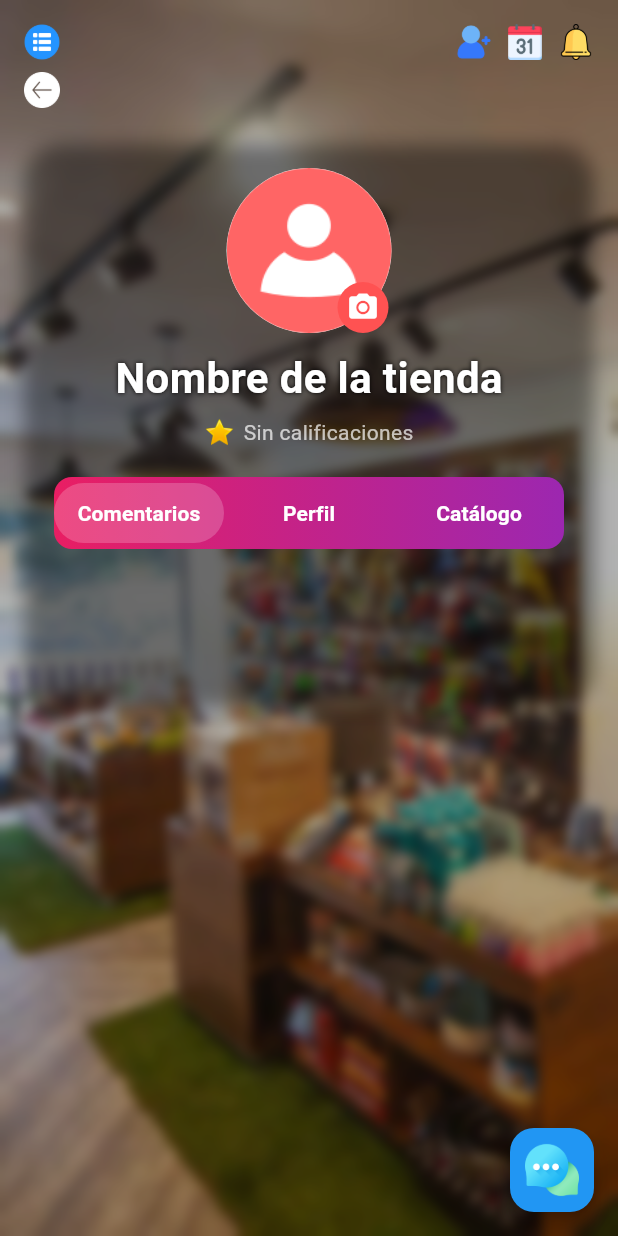
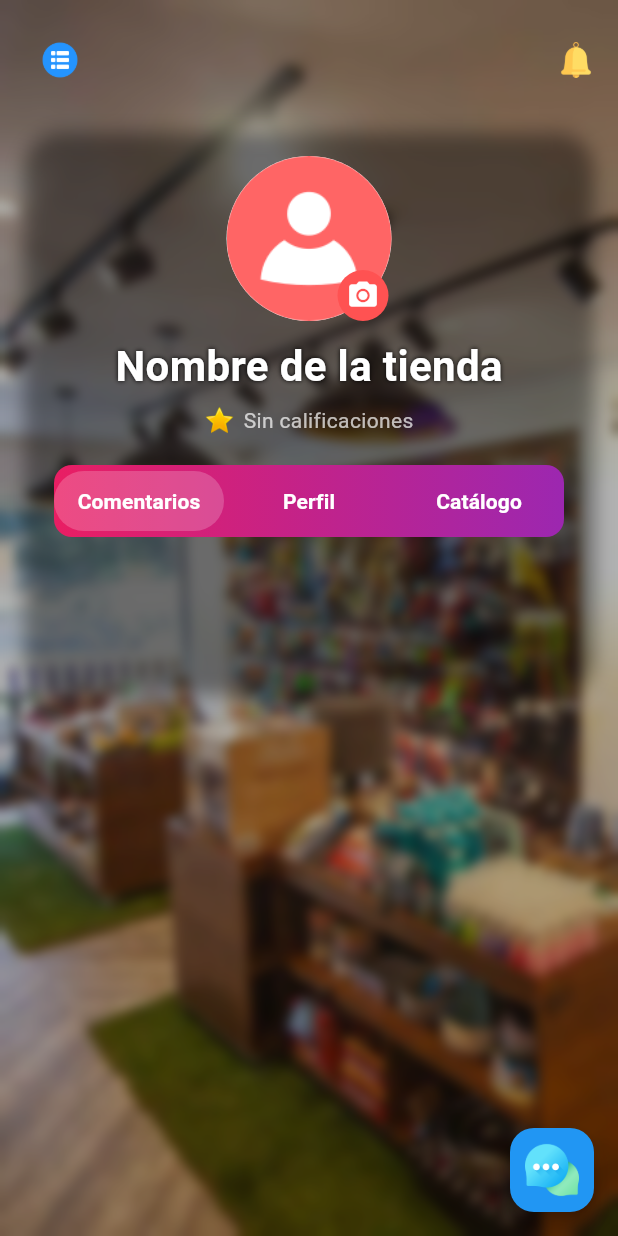
Before and after one commit to angelarome/App_Huellitas, a Flutter app: the PerfilTiendaScreen screen opened directly with empty values, after a tap on "Comentarios", on a phone screen of 412 x 824 dp. Run offline on Flutter 3.47's test engine with Material 3 defaults, Android fonts, the phone set to English and light mode, and no system bars; our stand-ins replace cloud_firestore, dropdown_button2, file_picker, firebase_core, firebase_messaging, flutter_map and 3 more; accounts and stored records are empty; network calls fail; project files that could hold a hidden picture were left out.

Commit message:
version organizada y completa

```diff
--- a/lib/screens/mitienda2.dart
+++ b/lib/screens/mitienda2.dart
@@ -15,6 +15,7 @@
 import 'calendariopedidostienda.dart';
 import 'calendarioreservasTienda.dart';
 import 'iniciarsesion.dart';
+import 'barralateraltienda.dart';
 
 class PerfilTiendaScreen extends StatefulWidget {
   final int idtienda;
@@ -36,6 +37,13 @@
   Uint8List? _webImagen; // para web
   String? _imagenBase64; // imagen lista para enviar al backend
   bool _yaDioLike = false;
+
+  bool _menuAbierto = false;
+  void _toggleMenu() {
+    setState(() {
+      _menuAbierto = !_menuAbierto;
+    });
+  }
 
   Set<int> _comentariosConLike = {};
   @override
@@ -462,59 +470,7 @@
               padding: const EdgeInsets.all(16),
               child: Column(
                 children: [
-                  // Encabezado con menú y devolver
-                  Row(
-                    mainAxisAlignment: MainAxisAlignment.spaceBetween,
-                    crossAxisAlignment: CrossAxisAlignment.start,
-                    children: [
-                      Column(
-                        children: [
-                          GestureDetector(
-                            onTap: () {},
-                            child: SizedBox(
-                                width: 24,
-                                height: 24,
-                                child: Image.asset('assets/Menu.png')),
-                          ),
-                          const SizedBox(height: 8),
-                          GestureDetector(
-                            onTap: () => LoginScreen(),
-                            child: SizedBox(
-                                width: 24,
-                                height: 24,
-                                child: Image.asset('assets/devolver5.png')),
-                          ),
-                        ],
-                      ),
-                      Row(
-                        children: [
-                          GestureDetector(
-                            onTap: () {},
-                            child: SizedBox(
-                                width: 24,
-                                height: 24,
-                                child: Image.asset('assets/Perfil.png')),
-                          ),
-                          const SizedBox(width: 10),
-                          GestureDetector(
-                            onTap: () {},
-                            child: SizedBox(
-                                width: 24,
-                                height: 24,
-                                child: Image.asset('assets/Calendr.png')),
-                          ),
-                          const SizedBox(width: 10),
-                          GestureDetector(
-                            onTap: () {},
-                            child: SizedBox(
-                                width: 24,
-                                height: 24,
-                                child: Image.asset('assets/Campana3.png')),
-                          ),
-                        ],
-                      ),
-                    ],
-                  ),
+                  _barraSuperior(context),
                   const SizedBox(height: 20),
 
                   // Foto redonda y contenido
@@ -731,10 +687,45 @@
               ),
             ),
           ),
+          if (_menuAbierto)
+            MenuLateralAnimado(onCerrar: _toggleMenu, id: widget.idtienda),
         ],
       ),
     );
   }
+
+  Widget _barraSuperior(BuildContext context) {
+    return Row(
+      mainAxisAlignment: MainAxisAlignment.spaceBetween,
+      children: [
+        IconButton(
+          icon: SizedBox(
+            width: 24,
+            height: 24,
+            child: Image.asset('assets/Menu.png'),
+          ),
+          onPressed: _toggleMenu,
+        ),
+        Row(
+          children: [
+
+            const SizedBox(width: 10),
+            _iconoTop("assets/Campana.png", () {}),
+          ],
+        )
+
+
+      ],
+    );
+  }
+
+  Widget _iconoTop(String asset, VoidCallback onTap) {
+    return GestureDetector(
+      onTap: onTap,
+      child: SizedBox(width: 24, height: 24, child: Image.asset(asset)),
+    );
+  }
+
 
 
 
```
Also changed, not shown: lib/screens/barralateraltienda.dart (added, +204 -0 lines).
